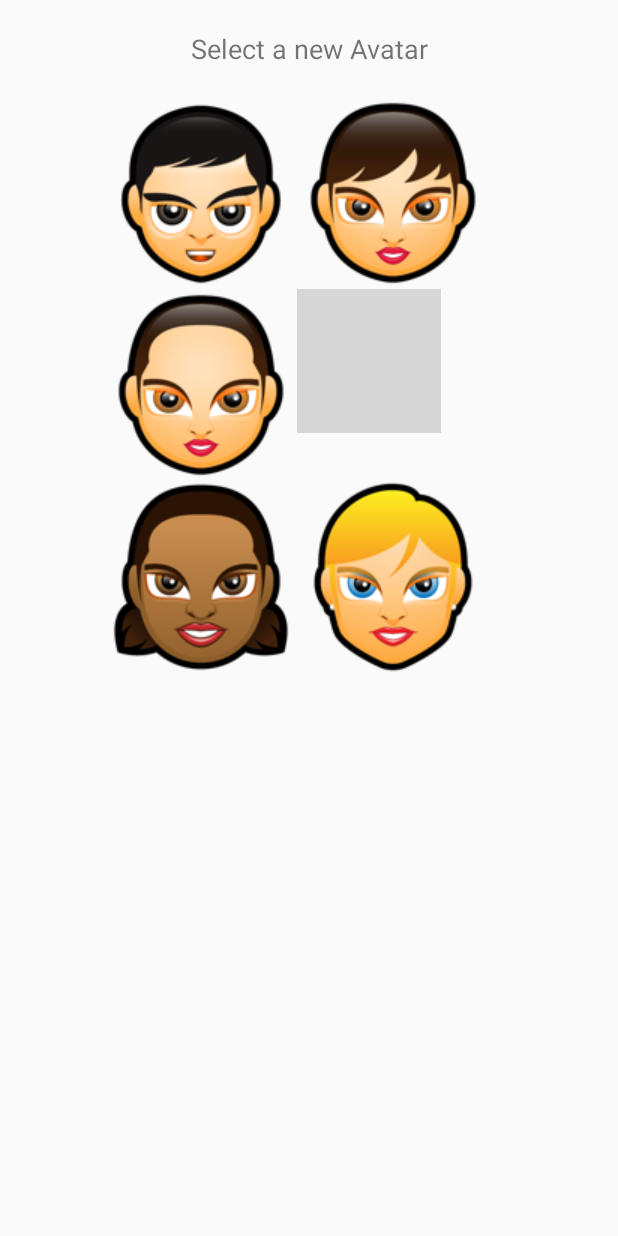
After one commit to Parastoo-S/TMMPL, an Android app: the layout activity_set_avatar.xml on its own in the app's theme, with its tools: preview values and no code run, on a phone screen of 412 x 824 dp. The commit adds this screen. Run offline under Robolectric (Android 15) with nearby library versions, the phone set to English and light mode, and no system bars; grey boxes are pictures that could not be loaded.

Commit message:
adding avatar option

```diff
--- a/app/src/main/java/segproject/tmmpl/AddTask.java
+++ b/app/src/main/java/segproject/tmmpl/AddTask.java
@@ -149,9 +149,6 @@ public class AddTask extends AppCompatActivity implements DatePickerDialog.OnDat
        // User activeUser = Singleton.getInstance();
 
         List<String> equipment = Arrays.asList(editTextEquipment.getText().toString().split(","));
-        for(String text : equipment){
-            text.trim();
-        }
 
 
         if(!TextUtils.isEmpty(name)){
--- a/app/src/main/java/segproject/tmmpl/UserLogin.java
+++ b/app/src/main/java/segproject/tmmpl/UserLogin.java
@@ -36,6 +36,8 @@ import android.widget.Toast;
 import java.util.ArrayList;
 import java.util.List;
 
+import static android.R.attr.data;
+
 public class UserLogin extends AppCompatActivity {
     EditText editTextUsername;
 
@@ -44,6 +46,7 @@ public class UserLogin extends AppCompatActivity {
     ListView listViewUsers;
     DatabaseReference databaseUsers;
     List<User> users;
+    ImageView buttonSetAvatar;
 
 
     @Override
@@ -66,10 +69,13 @@ public class UserLogin extends AppCompatActivity {
         editTextUsername = (EditText) findViewById(R.id.editTextUsername);
 //        editAvatartId = (EditText) findViewById(R.id.editAvatartId);
 
+        buttonSetAvatar = (ImageView) findViewById(R.id.avatar);
+
         listViewUsers = (ListView) findViewById(R.id.listViewUsers);
         buttonAddUser = (Button) findViewById(R.id.newUser);
         databaseUsers = FirebaseDatabase.getInstance().getReference("users");
         users = new ArrayList<>();
+
 
 
         //adding an onclicklistener to button
@@ -207,6 +213,13 @@ public class UserLogin extends AppCompatActivity {
 //        dialogBuilder.setTitle(username);
         final AlertDialog b = dialogBuilder.create();
         b.show();
+        // TODO: FiX this
+//        buttonSetAvatar.setOnClickListener(new View.OnClickListener() {
+//            @Override
+//            public void onClick(View v) {
+//                selectAvatar();
+//            }
+//        });
 
         addButton.setOnClickListener(new View.OnClickListener() {
             @Override
@@ -215,7 +228,40 @@ public class UserLogin extends AppCompatActivity {
                 b.dismiss();
             }
         });
+
     }
+//  // TODO: tifosdlfnjds,
+//    private void selectAvatar(){
+//        AlertDialog.Builder dialogBuilder = new AlertDialog.Builder(this);
+//        LayoutInflater inflater = getLayoutInflater();
+//        final View dialogView2 = inflater.inflate(R.layout.activity_set_avatar, null);
+//        dialogBuilder.setView(dialogView2);
+//
+//        String avatarName = "i1";
+//        switch (data.getIntExtra("imageID",R.id.i1)) {
+//            case R.id.i1:
+//                avatarName = "i1";
+//                break;
+//            case R.id.i2:
+//                avatarName = "i2";
+//                break;
+//            case R.id.i3:
+//                avatarName = "i3";
+//                break;
+//            case R.id.i4:
+//                avatarName = "i4";
+//                break;
+//            case R.id.i5:
+//                avatarName = "i5";
+//                break;
+//            case R.id.i6:
+//                avatarName = "i6";
+//                break;
+//            default:
+//                avatarName = "i1";
+//                break;
+//        }
+//    }
 
 
     private void updateUser(String id, String username) {
--- /dev/null
+++ b/app/src/main/res/layout/activity_set_avatar.xml
@@ -0,0 +1,82 @@
+<?xml version="1.0" encoding="utf-8"?>
+<LinearLayout xmlns:android="http://schemas.android.com/apk/res/android"
+    xmlns:app="http://schemas.android.com/apk/res-auto"
+    android:orientation="vertical" android:layout_width="match_parent"
+    android:layout_height="match_parent">
+
+    <Space
+        android:layout_width="match_parent"
+        android:layout_height="20dp" />
+
+    <TextView
+        android:id="@+id/textView10"
+        android:layout_width="match_parent"
+        android:layout_height="wrap_content"
+        android:text="Select a new Avatar"
+        android:textAlignment="center"
+        android:textSize="18sp" />
+
+    <Space
+        android:layout_width="match_parent"
+        android:layout_height="20dp" />
+
+    <LinearLayout
+        android:layout_width="fill_parent"
+        android:layout_height="match_parent"
+        android:orientation="vertical">
+
+        <LinearLayout
+            android:layout_width="match_parent"
+            android:layout_height="match_parent"
+            android:orientation="horizontal">
+
+            <GridLayout
+                android:layout_width="match_parent"
+                android:layout_height="match_parent"
+                android:columnCount="2"
+                android:rowCount="3">
+
+                <ImageView
+                    android:id="@+id/i1"
+                    android:layout_width="wrap_content"
+                    android:layout_height="wrap_content"
+                    android:layout_marginLeft="70dp"
+                    app:srcCompat="@drawable/i1" />
+
+                <ImageView
+                    android:id="@+id/i2"
+                    android:layout_width="wrap_content"
+                    android:layout_height="wrap_content"
+                    app:srcCompat="@drawable/i2" />
+
+                <ImageView
+                    android:id="@+id/i3"
+                    android:layout_width="wrap_content"
+                    android:layout_height="wrap_content"
+                    android:layout_marginLeft="70dp"
+                    app:srcCompat="@drawable/i3" />
+
+                <ImageView
+                    android:id="@+id/i4"
+                    android:layout_width="wrap_content"
+                    android:layout_height="wrap_content"
+                    app:srcCompat="@drawable/i4" />
+
+                <ImageView
+                    android:id="@+id/i5"
+                    android:layout_width="wrap_content"
+                    android:layout_height="wrap_content"
+                    android:layout_marginLeft="70dp"
+                    app:srcCompat="@drawable/i5" />
+
+                <ImageView
+                    android:id="@+id/i6"
+                    android:layout_width="wrap_content"
+                    android:layout_height="wrap_content"
+                    app:srcCompat="@drawable/i6" />
+
+            </GridLayout>
+        </LinearLayout>
+
+    </LinearLayout>
+</LinearLayout>
--- a/app/src/main/res/layout/new_user_dialog.xml
+++ b/app/src/main/res/layout/new_user_dialog.xml
@@ -14,7 +14,7 @@
         android:padding="20dp">
 
         <ImageView
-            android:id="@+id/imageView"
+            android:id="@+id/avatar"
             android:layout_width="120dp"
             android:layout_height="100dp"
             android:layout_gravity="center_horizontal"
```
